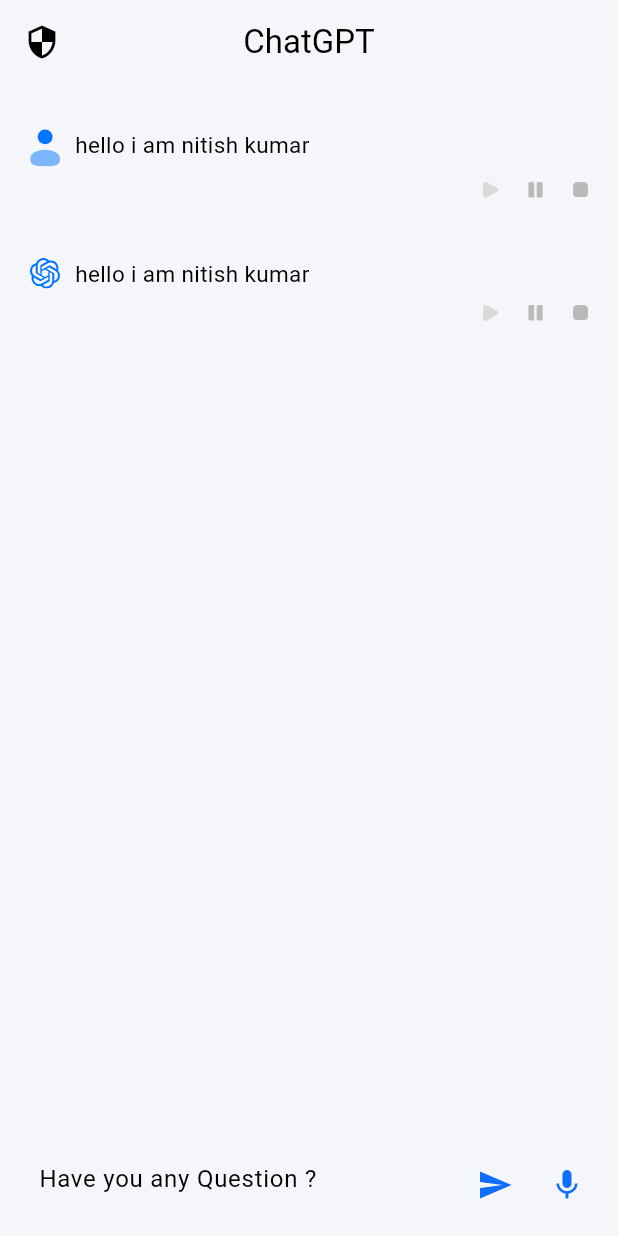
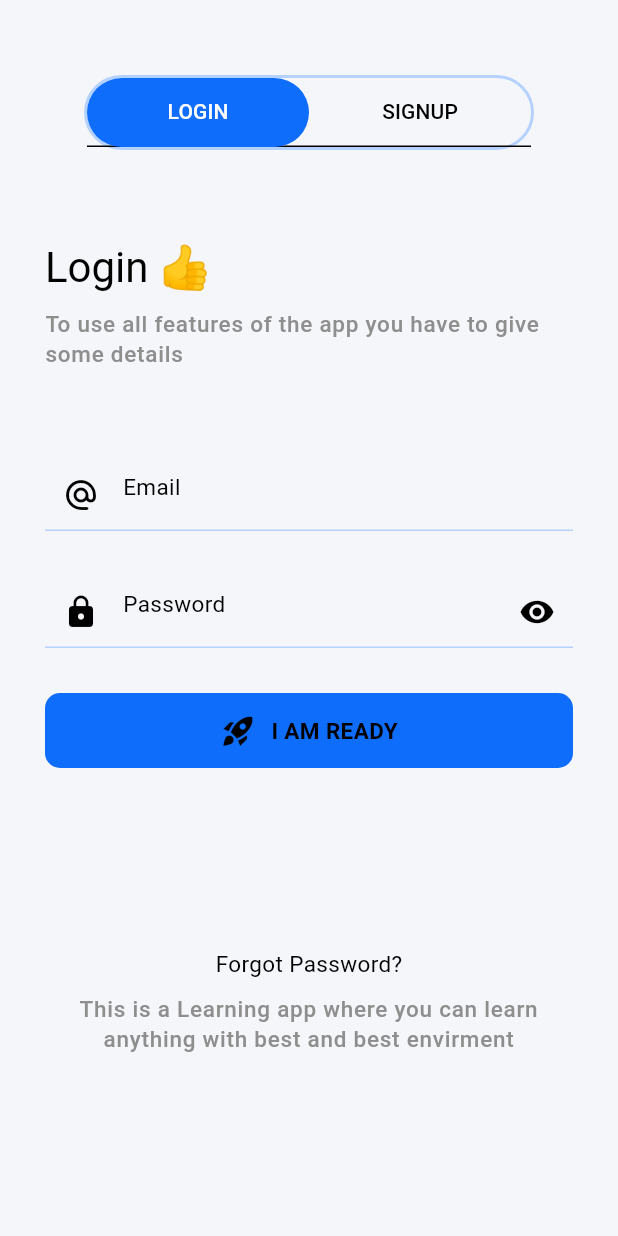
Before and after one commit to MrNitishroy/InterviewPrep, a Flutter app: the screen it shows after launch, on a phone screen of 412 x 824 dp. Run offline on Flutter 3.47's test engine with Material 2 defaults, Android fonts, the phone set to English and light mode, and no system bars; our stand-ins replace flutter_svg, flutter_tts, fluttertoast, get, just_audio, lottie and 1 more.

Commit message:
Login Page Completed

```diff
--- /dev/null
+++ b/lib/Components/MyButton.dart
@@ -0,0 +1,40 @@
+import 'package:flutter/material.dart';
+
+class MyButton extends StatelessWidget {
+  final IconData icon;
+  final String text;
+  final VoidCallback ontap;
+  const MyButton(
+      {super.key, required this.icon, required this.text, required this.ontap});
+
+  @override
+  Widget build(BuildContext context) {
+    return InkWell(
+      onTap: ontap,
+      child: Container(
+        height: 50,
+        padding: EdgeInsets.all(10),
+        decoration: BoxDecoration(
+          color: Theme.of(context).colorScheme.primary,
+          borderRadius: BorderRadius.circular(10),
+        ),
+        child: Row(
+          mainAxisAlignment: MainAxisAlignment.center,
+          children: [
+            Icon(
+              icon,
+              color: Theme.of(context).colorScheme.onBackground,
+            ),
+            SizedBox(width: 10),
+            Text(
+              text,
+              style: Theme.of(context).textTheme.bodyMedium?.copyWith(
+                    fontWeight: FontWeight.bold,
+                  ),
+            ),
+          ],
+        ),
+      ),
+    );
+  }
+}
--- /dev/null
+++ b/lib/Components/MyTextField.dart
@@ -0,0 +1,29 @@
+import 'package:flutter/material.dart';
+
+class MyTextField extends StatelessWidget {
+  final TextEditingController controller;
+  final String hintText;
+  final IconData prefixIcon;
+  final String errorText;
+  final bool isValid;
+  const MyTextField({
+    super.key,
+    required this.controller,
+    required this.hintText,
+    required this.prefixIcon,
+    this.errorText = "This field is required",
+    this.isValid = false,
+  });
+
+  @override
+  Widget build(BuildContext context) {
+    return TextFormField(
+      controller: controller,
+      style: Theme.of(context).textTheme.bodyMedium,
+      decoration: InputDecoration(
+        hintText: hintText,
+        prefixIcon: Icon(prefixIcon),
+      ),
+    );
+  }
+}
--- /dev/null
+++ b/lib/Components/PasswordField.dart
@@ -0,0 +1,34 @@
+import 'package:flutter/material.dart';
+import 'package:get/get.dart';
+
+import '../Controller/AuthController.dart';
+
+class MyPasswordField extends StatelessWidget {
+  final TextEditingController controller;
+  const MyPasswordField({super.key, required this.controller});
+
+  @override
+  Widget build(BuildContext context) {
+    AuthController authController = Get.put(AuthController());
+    return Obx(
+      () => TextFormField(
+        controller: controller,
+        style: Theme.of(context).textTheme.bodyMedium,
+        obscureText: authController.isSecure.value,
+        decoration: InputDecoration(
+          hintText: "Password",
+          prefixIcon: Icon(Icons.lock),
+          suffixIcon: InkWell(
+            onTap: () {
+              authController.isSecure.value =
+                  authController.isSecure.value ? false : true;
+            },
+            child: authController.isSecure.value
+                ? Icon(Icons.visibility)
+                : Icon(Icons.visibility_off),
+          ),
+        ),
+      ),
+    );
+  }
+}
--- /dev/null
+++ b/lib/Components/TopSelector.dart
@@ -0,0 +1,49 @@
+import 'package:flutter/material.dart';
+
+class TopSelector extends StatelessWidget {
+  const TopSelector({
+    super.key,
+    required TabController tabController,
+  }) : _tabController = tabController;
+
+  final TabController _tabController;
+
+  @override
+  Widget build(BuildContext context) {
+    return Row(
+      mainAxisAlignment: MainAxisAlignment.center,
+      children: [
+        Container(
+          width: 300,
+          height: 50,
+          decoration: BoxDecoration(
+            color: Theme.of(context).colorScheme.primaryContainer,
+            borderRadius: BorderRadius.circular(30),
+            border: Border.all(
+                color: Theme.of(context).colorScheme.outline, width: 2),
+          ),
+          child: TabBar(
+              splashBorderRadius: BorderRadius.circular(30),
+              physics: const ClampingScrollPhysics(),
+              labelColor: Theme.of(context).colorScheme.background,
+              indicatorSize: TabBarIndicatorSize.tab,
+              unselectedLabelColor: Theme.of(context).colorScheme.onSurface,
+              indicator: BoxDecoration(
+                shape: BoxShape.rectangle,
+                borderRadius: BorderRadius.circular(30),
+                color: Theme.of(context).colorScheme.primary,
+              ),
+              controller: _tabController,
+              tabs: const [
+                Tab(
+                  text: "LOGIN",
+                ),
+                Tab(
+                  text: "SIGNUP",
+                ),
+              ]),
+        ),
+      ],
+    );
+  }
+}
--- /dev/null
+++ b/lib/Config/PageRoute.dart
@@ -0,0 +1,9 @@
+import 'package:chatgpt/Pages/ChatGpt.dart';
+import 'package:get/get.dart';
+
+var allPages = [
+  GetPage(
+    name: "/ChatPage",
+    page: () => ChatPage(),
+  ),
+];
--- /dev/null
+++ b/lib/Controller/AuthController.dart
@@ -0,0 +1,53 @@
+import 'package:chatgpt/Pages/ChatGpt.dart';
+import 'package:flutter/material.dart';
+import 'package:fluttertoast/fluttertoast.dart';
+import 'package:get/get.dart';
+
+class AuthController extends GetxController {
+  RxBool isSecure = true.obs;
+  RxBool isLogin = true.obs;
+  RxBool isLoggedIn = false.obs;
+  TextEditingController loginEmail = TextEditingController();
+  TextEditingController LoginPwd = TextEditingController();
+  TextEditingController SignupEmail = TextEditingController();
+  TextEditingController SignupName = TextEditingController();
+  TextEditingController SignupPwd = TextEditingController();
+
+  void login() {
+    if (loginEmail.text.isNotEmpty && LoginPwd.text.isNotEmpty) {
+      if (loginEmail.text == "root" && LoginPwd.text == "root") {
+        Fluttertoast.showToast(
+          msg: "Login Successfull",
+          toastLength: Toast.LENGTH_SHORT,
+          gravity: ToastGravity.BOTTOM,
+          timeInSecForIosWeb: 1,
+          backgroundColor: Colors.green,
+          textColor: Colors.white,
+          fontSize: 15.0,
+        );
+        isLoggedIn.value = true;
+        Get.offAll(ChatPage());
+      } else {
+        Fluttertoast.showToast(
+          msg: "Invalid Credentials",
+          toastLength: Toast.LENGTH_SHORT,
+          gravity: ToastGravity.BOTTOM,
+          timeInSecForIosWeb: 1,
+          backgroundColor: Colors.red,
+          textColor: Colors.white,
+          fontSize: 15.0,
+        );
+      }
+    } else {
+      Fluttertoast.showToast(
+        msg: "Please fill all the fields",
+        toastLength: Toast.LENGTH_SHORT,
+        gravity: ToastGravity.BOTTOM,
+        timeInSecForIosWeb: 1,
+        backgroundColor: Colors.red,
+        textColor: Colors.white,
+        fontSize: 15.0,
+      );
+    }
+  }
+}
--- /dev/null
+++ b/lib/Pages/Auth/AuthPage.dart
@@ -0,0 +1,43 @@
+import 'package:chatgpt/Pages/Auth/LoginPage.dart';
+import 'package:chatgpt/Pages/Auth/SignupPage.dart';
+import 'package:flutter/gestures.dart';
+import 'package:flutter/material.dart';
+import 'package:get/get.dart';
+import '../../Components/TopSelector.dart';
+import '../../Controller/AuthController.dart';
+
+class AuthPage extends StatefulWidget {
+  const AuthPage({super.key});
+
+  @override
+  State<AuthPage> createState() => _AuthPageState();
+}
+
+class _AuthPageState extends State<AuthPage> with TickerProviderStateMixin {
+  @override
+  Widget build(BuildContext context) {
+    TabController tabController = TabController(length: 2, vsync: this);
+    AuthController authController = Get.put(AuthController());
+    return Scaffold(
+      body: SafeArea(
+        child: Padding(
+            padding: const EdgeInsets.all(20),
+            child: Column(
+              children: [
+                const SizedBox(height: 30),
+                TopSelector(tabController: tabController),
+                Expanded(
+                    child: TabBarView(
+                  dragStartBehavior: DragStartBehavior.start,
+                  controller: tabController,
+                  children: [
+                    LoginPage(),
+                    SignupPage(),
+                  ],
+                )),
+              ],
+            )),
+      ),
+    );
+  }
+}
--- /dev/null
+++ b/lib/Pages/Auth/LoginPage.dart
@@ -0,0 +1,80 @@
+import 'package:chatgpt/Components/MyButton.dart';
+import 'package:flutter/material.dart';
+import 'package:get/get.dart';
+
+import '../../Components/MyTextField.dart';
+import '../../Components/PasswordField.dart';
+import '../../Controller/AuthController.dart';
+
+class LoginPage extends StatelessWidget {
+  const LoginPage({super.key});
+
+  @override
+  Widget build(BuildContext context) {
+    AuthController authController = Get.put(AuthController());
+    return Padding(
+      padding: const EdgeInsets.all(10),
+      child: ListView(
+        children: [
+          SizedBox(height: 50),
+          Row(
+            children: [
+              Text(
+                "Login 👍",
+                style: Theme.of(context).textTheme.headlineMedium,
+              ),
+            ],
+          ),
+          SizedBox(height: 10),
+          Row(
+            children: [
+              Flexible(
+                child: Text(
+                  "To use all features of the app you have to give some details ",
+                  style: Theme.of(context).textTheme.labelMedium,
+                ),
+              ),
+            ],
+          ),
+          SizedBox(height: 30),
+          SizedBox(height: 30),
+          MyTextField(
+            controller: authController.SignupEmail,
+            hintText: "Email",
+            prefixIcon: Icons.alternate_email_rounded,
+          ),
+          SizedBox(height: 30),
+          MyPasswordField(
+            controller: authController.SignupPwd,
+          ),
+          SizedBox(height: 30),
+          MyButton(
+            icon: Icons.rocket_launch,
+            text: "I AM READY",
+            ontap: () {},
+          ),
+          SizedBox(height: 120),
+          Row(
+            mainAxisAlignment: MainAxisAlignment.center,
+            children: [
+              Text("Forgot Password?",
+                  style: Theme.of(context).textTheme.bodyMedium)
+            ],
+          ),
+          SizedBox(height: 10),
+          Row(
+            mainAxisAlignment: MainAxisAlignment.center,
+            children: [
+              Flexible(
+                child: Text(
+                    "This is a Learning app where you can learn anything with best and best envirment ",
+                    textAlign: TextAlign.center,
+                    style: Theme.of(context).textTheme.labelMedium),
+              )
+            ],
+          ),
+        ],
+      ),
+    );
+  }
+}
--- /dev/null
+++ b/lib/Pages/Auth/SignupPage.dart
@@ -0,0 +1,58 @@
+import 'package:flutter/material.dart';
+import 'package:get/get.dart';
+import '../../Components/MyTextField.dart';
+import '../../Components/PasswordField.dart';
+import '../../Controller/AuthController.dart';
+
+class SignupPage extends StatelessWidget {
+  const SignupPage({super.key});
+
+  @override
+  Widget build(BuildContext context) {
+    AuthController authController = Get.put(AuthController());
+    return Padding(
+      padding: const EdgeInsets.all(10),
+      child: ListView(
+        children: [
+          SizedBox(height: 50),
+          Row(
+            children: [
+              Text(
+                "Create Acount 👍",
+                style: Theme.of(context).textTheme.headlineMedium,
+              ),
+            ],
+          ),
+          SizedBox(height: 10),
+          Row(
+            children: [
+              Flexible(
+                child: Text(
+                  "To use all features of the app you have to give some details ",
+                  style: Theme.of(context).textTheme.labelMedium,
+                ),
+              ),
+            ],
+          ),
+          SizedBox(height: 30),
+          MyTextField(
+            controller: authController.SignupName,
+            hintText: "Name",
+            prefixIcon: Icons.person_4,
+          ),
+          SizedBox(height: 30),
+          MyTextField(
+            controller: authController.SignupEmail,
+            hintText: "Email",
+            prefixIcon: Icons.alternate_email_rounded,
+          ),
+          SizedBox(height: 30),
+          MyPasswordField(
+            controller: authController.SignupPwd,
+          ),
+          SizedBox(height: 30),
+        ],
+      ),
+    );
+  }
+}
--- a/lib/Pages/ChatGpt.dart
+++ b/lib/Pages/ChatGpt.dart
@@ -5,12 +5,9 @@ import 'package:chatgpt/Controller/ChatController.dart';
 import 'package:chatgpt/Pages/demo.dart';
 import 'package:flutter/material.dart';
 import 'package:get/get.dart';
-import 'package:lottie/lottie.dart';
 
-import '../Components/ListingButton.dart';
-
-class ChatGPT extends StatelessWidget {
-  const ChatGPT({super.key});
+class ChatPage extends StatelessWidget {
+  const ChatPage({super.key});
 
   @override
   Widget build(BuildContext context) {
--- a/lib/main.dart
+++ b/lib/main.dart
@@ -1,4 +1,5 @@
 import 'package:chatgpt/Config/Themes.dart';
+import 'package:chatgpt/Pages/Auth/AuthPage.dart';
 import 'package:chatgpt/Pages/ChatGpt.dart';
 import 'package:flutter/material.dart';
 import 'package:get/get.dart';
@@ -13,11 +14,11 @@ class MyApp extends StatelessWidget {
   @override
   Widget build(BuildContext context) {
     return GetMaterialApp(
-      title: 'Flutter Demo',
+      title: 'AI Interview',
       debugShowCheckedModeBanner: false,
       theme: lightTheme,
-      // darkTheme: darkTheme,
-      home: ChatGPT(),
+      darkTheme: darkTheme,
+      home: AuthPage(),
     );
   }
 }
--- a/pubspec.yaml
+++ b/pubspec.yaml
@@ -44,6 +44,7 @@ dependencies:
   just_audio: ^0.9.34
   flutter_tts: ^3.8.1
   speech_to_text: ^6.3.0
+  fluttertoast: ^8.2.2
 dev_dependencies:
   flutter_test:
     sdk: flutter
```
Also changed, not shown: pubspec.lock.
